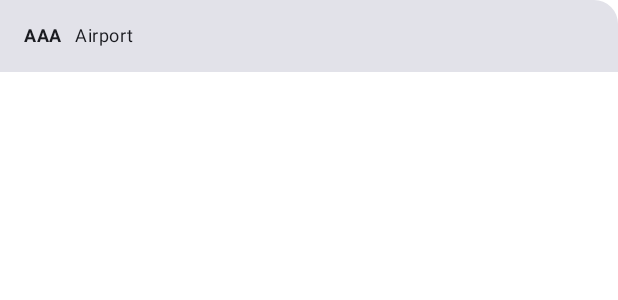
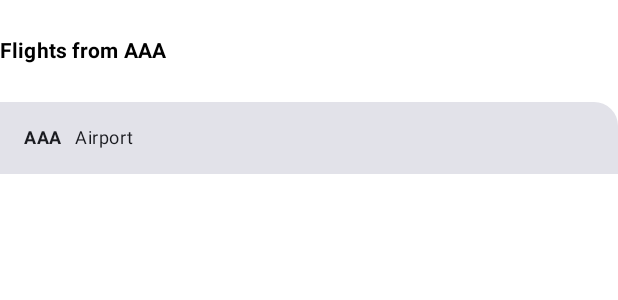
Before and after one commit to ViktoriaGavrosh/Android_Flight_Search, an Android app built with Jetpack Compose: the @Preview function RouteColumnPreview, on a phone screen of 412 x 824 dp. Shown: the top 300 px of the screen. Run offline under Robolectric (Android 15) with nearby library versions, the phone set to English and light mode, and no system bars; our stand-ins replace Room's generated code.

Commit message:
add text in RoutesColumn

```diff
--- a/app/src/main/java/com/viktoriagavrosh/flightsearch/ui/FlightHomeScreen.kt
+++ b/app/src/main/java/com/viktoriagavrosh/flightsearch/ui/FlightHomeScreen.kt
@@ -7,6 +7,7 @@ import android.speech.SpeechRecognizer
 import android.widget.Toast
 import androidx.activity.compose.rememberLauncherForActivityResult
 import androidx.activity.result.contract.ActivityResultContracts
+import androidx.compose.foundation.layout.Box
 import androidx.compose.foundation.layout.Column
 import androidx.compose.foundation.layout.fillMaxWidth
 import androidx.compose.foundation.layout.padding
@@ -15,6 +16,7 @@ import androidx.compose.material.icons.filled.Search
 import androidx.compose.material3.Icon
 import androidx.compose.material3.IconButton
 import androidx.compose.material3.MaterialTheme
+import androidx.compose.material3.Text
 import androidx.compose.material3.TextField
 import androidx.compose.material3.TextFieldDefaults
 import androidx.compose.runtime.Composable
@@ -116,7 +118,6 @@ fun FlightHomeScreen(
                 airport = uiState.airport,
                 modifier = Modifier
                     .fillMaxWidth()
-                    .padding(top = dimensionResource(id = R.dimen.padding_medium))
             )
         }
     }
--- a/app/src/main/java/com/viktoriagavrosh/flightsearch/ui/RoutesColumn.kt
+++ b/app/src/main/java/com/viktoriagavrosh/flightsearch/ui/RoutesColumn.kt
@@ -1,10 +1,18 @@
 package com.viktoriagavrosh.flightsearch.ui
 
+import androidx.compose.foundation.layout.Column
 import androidx.compose.foundation.layout.fillMaxWidth
+import androidx.compose.foundation.layout.padding
 import androidx.compose.foundation.lazy.LazyColumn
+import androidx.compose.material3.MaterialTheme
+import androidx.compose.material3.Text
 import androidx.compose.runtime.Composable
 import androidx.compose.ui.Modifier
+import androidx.compose.ui.res.dimensionResource
+import androidx.compose.ui.res.stringResource
+import androidx.compose.ui.text.font.FontWeight
 import androidx.compose.ui.tooling.preview.Preview
+import com.viktoriagavrosh.flightsearch.R
 import com.viktoriagavrosh.flightsearch.data.Airport
 import com.viktoriagavrosh.flightsearch.ui.theme.FlightSearchTheme
 
@@ -13,9 +21,17 @@ fun RoutesColumn(
     modifier: Modifier = Modifier,
     airport: Airport
 ) {
-    LazyColumn(
+    Column(
         modifier = modifier
     ) {
+        Text(
+            text = stringResource(R.string.flight_from, airport.code),
+            fontWeight = FontWeight.Bold,
+            style = MaterialTheme.typography.titleSmall,
+            modifier = Modifier
+                .padding(vertical = dimensionResource(id = R.dimen.padding_extra_medium))
+        )
+        LazyColumn() {
             item(
                 content = {
                     RouteCard(
@@ -27,6 +43,7 @@ fun RoutesColumn(
             )
         }
     }
+}
 
 @Preview
 @Composable
--- a/app/src/main/res/values/dimens.xml
+++ b/app/src/main/res/values/dimens.xml
@@ -2,5 +2,6 @@
 <resources>
     <dimen name="padding_small">8dp</dimen>
     <dimen name="padding_medium">16dp</dimen>
+    <dimen name="padding_extra_medium">24dp</dimen>
     <dimen name="padding_large">32dp</dimen>
 </resources>
--- a/app/src/main/res/values/strings.xml
+++ b/app/src/main/res/values/strings.xml
@@ -3,7 +3,7 @@
     <string name="depart">DEPART</string>
     <string name="arrive">ARRIVE</string>
     <string name="search">search</string>
-    <string name="flight_from">Flight from %1$s</string>
+    <string name="flight_from">Flights from %1$s</string>
     <string name="flight_search">Flight Search</string>
     <string name="search_icon">Search icon</string>
     <string name="microphone">Microphone</string>
```
Lines whose indentation alone changed are shown as unchanged.
